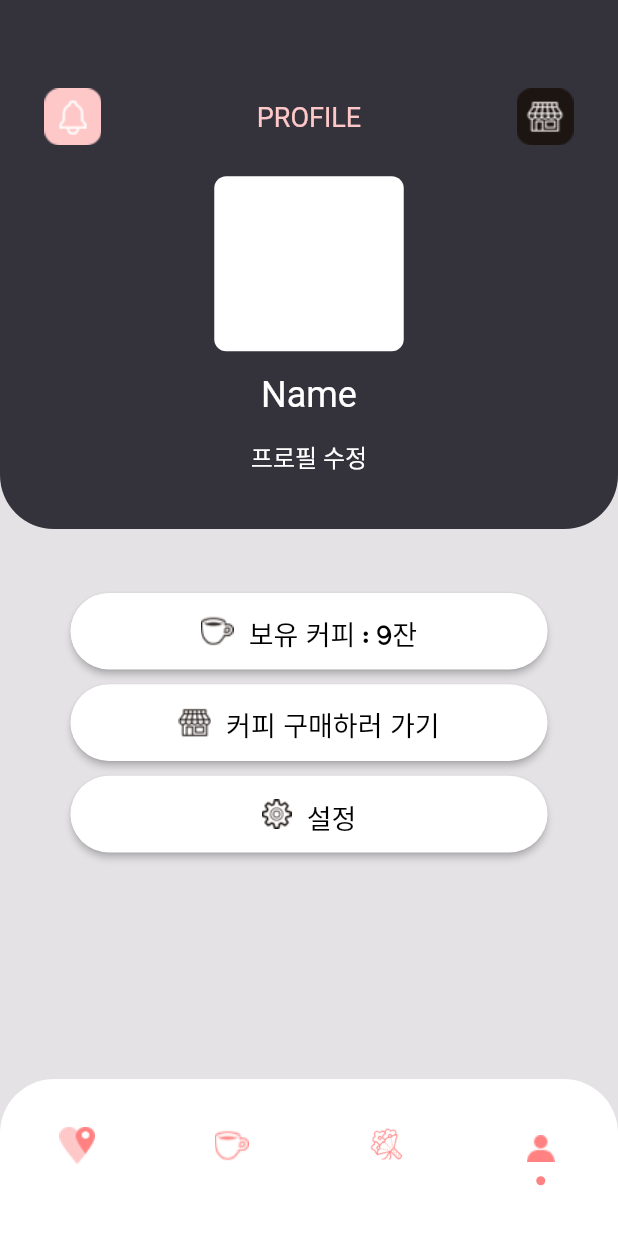
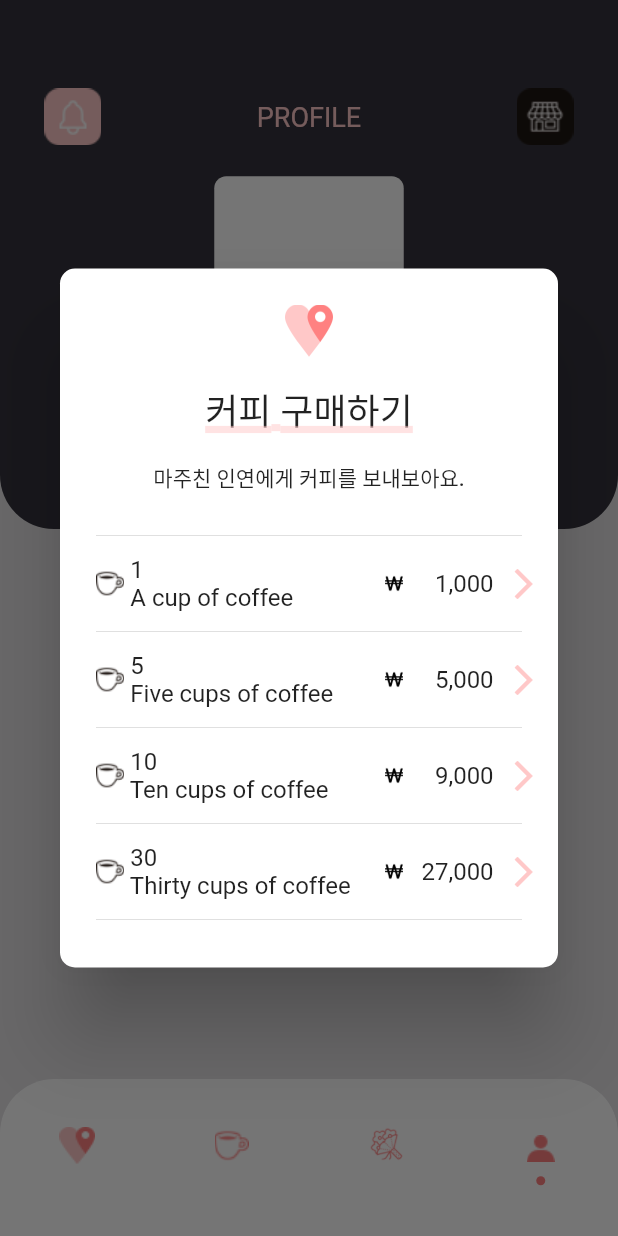
Before and after one commit to HyeJin-Yang/GoingHome, a Flutter app: the screen it shows after launch, after a tap on "커피 구매하러 가기", on a phone screen of 412 x 824 dp. Run offline on Flutter 3.47's test engine with Material 2 defaults, Android fonts, the light colour scheme and no system bars; our stand-ins replace image_picker.

Commit message:
Imp purchaseCoffeePage

```diff
--- a/lib/Pages/MainPages/MyProfile.dart
+++ b/lib/Pages/MainPages/MyProfile.dart
@@ -1,7 +1,7 @@
 import 'package:flutter/material.dart';
 import 'package:flutter_app1/Widget/MainWidgets.dart';
-
-import 'Setting.dart';
+import '../SubPages/purchaseCoffee.dart';
+import '../SubPages/Setting.dart';
 
 class MyProfile extends StatefulWidget {
   _MyProfile createState() => _MyProfile();
@@ -29,7 +29,7 @@ class _MyProfile extends State<MyProfile> {
                 MainWidgets().mainProfileButton(screenHeight, screenWidth,
                 'images/cup.png', "보유 커피 : 9잔", (){}),
                 MainWidgets().mainProfileButton(screenHeight, screenWidth,
-                'images/home2.png', "커피 구매하러 가기", (){}),
+                'images/home2.png', "커피 구매하러 가기", onTapPurchaseCoffee),
                 MainWidgets().mainProfileButton(screenHeight, screenWidth,
                 'images/wheel.png', "설정", onTapSetting),
               ],
@@ -45,6 +45,10 @@ class _MyProfile extends State<MyProfile> {
     moveTo(Setting());
   }
 
+  onTapPurchaseCoffee() {
+    PurchaseCoffee().purchaseCoffee(context);
+  }
+
   moveTo(page) {
     Navigator.push(
       context,
--- /dev/null
+++ b/lib/Pages/SubPages/purchaseCoffee.dart
@@ -0,0 +1,118 @@
+import 'package:flutter/material.dart';
+
+class PurchaseCoffee {
+  purchaseCoffee(context) {
+    return show(context);
+  }
+
+  show(context) async {
+    return await showDialog(
+        context: context,
+        builder: (BuildContext context) {
+          return AlertDialog(
+            shape: RoundedRectangleBorder(
+              borderRadius: BorderRadius.circular(10.0),
+            ),
+            title: Column(
+              children: [
+                logo(),
+                Padding(
+                    padding: EdgeInsets.only(top: 17, bottom: 17),
+                    child: titleMainText()),
+                titleSubText(),
+              ],
+            ),
+            content: content(),
+          );
+        });
+  }
+
+  logo() {
+    return Container(
+        height: 35, width: 35, child: Image.asset("images/logoIcon.png"));
+  }
+
+  titleMainText() {
+    return Text(
+      "커피 구매하기",
+      style: TextStyle(
+        fontSize: 24,
+        decoration: TextDecoration.underline,
+        decorationColor: Color.fromRGBO(255, 200, 200, 0.5),
+        decorationThickness: 4.0,
+      ),
+    );
+  }
+
+  titleSubText() {
+    return Text(
+      "마주친 인연에게 커피를 보내보아요.",
+      style: TextStyle(fontSize: 14),
+    );
+  }
+
+  content() {
+    return Column(
+      mainAxisSize: MainAxisSize.min,
+      children: [
+        Divider(),
+        contentRow(' 1', ' A cup of coffee', '1,000'),
+        Divider(),
+        contentRow(' 5', ' Five cups of coffee', '5,000'),
+        Divider(),
+        contentRow(' 10', ' Ten cups of coffee', '9,000'),
+        Divider(),
+        contentRow(' 30', ' Thirty cups of coffee', '27,000'),
+        Divider(),
+      ],
+    );
+  }
+
+  contentRow(textNum, textDesc, price) {
+    return Row(
+        children: [
+          Expanded(flex: 1, child: contentImage()),
+          Expanded(flex: 9, child: contentText(textNum, textDesc)),
+          Expanded(flex: 1, child: contentPriceIcon()),
+          Expanded(flex: 3, child: contentPrice(price)),
+          Expanded(flex: 1, child: contentArrow()),
+      ],
+    );
+  }
+
+  contentImage() {
+    return Container(
+      alignment: Alignment.centerLeft,
+      child: Image.asset('images/cup.png'),
+    );
+  }
+
+  contentText(textNum, textDesc) {
+    return Column(
+      mainAxisAlignment: MainAxisAlignment.start,
+      crossAxisAlignment: CrossAxisAlignment.start,
+      children: [Text("$textNum"), Text("$textDesc")],
+    );
+  }
+
+  contentPriceIcon() {
+    return Container(height: 12, child: Image.asset('images/won.png'));
+  }
+
+  contentPrice(price) {
+    return Text("$price", textAlign: TextAlign.end,);
+  }
+
+  contentArrow() {
+    return Container(
+      alignment: Alignment.centerRight,
+      child: IconButton(
+        icon: Icon(
+          Icons.arrow_forward_ios,
+          color: Color.fromRGBO(255, 200, 200, 1.0),
+        ),
+        onPressed: () {},
+      ),
+    );
+  }
+}
```
Also changed, not shown: images/won.png (added), lib/Pages/SubPages/Setting.dart (renamed from lib/Pages/MainPages/Setting.dart).
